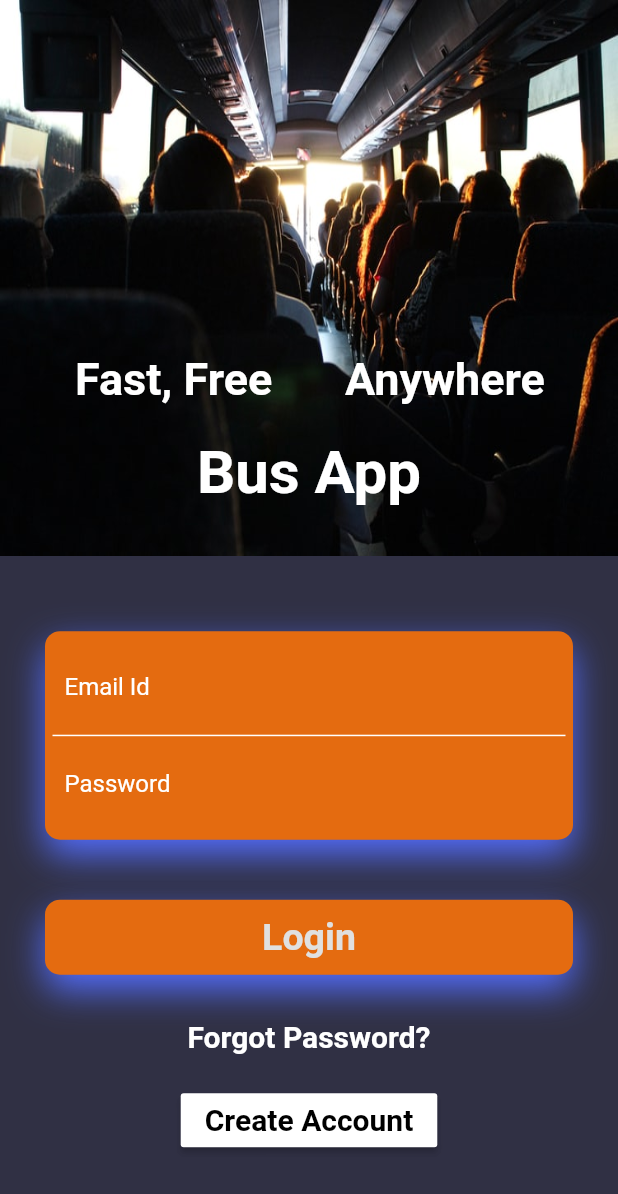
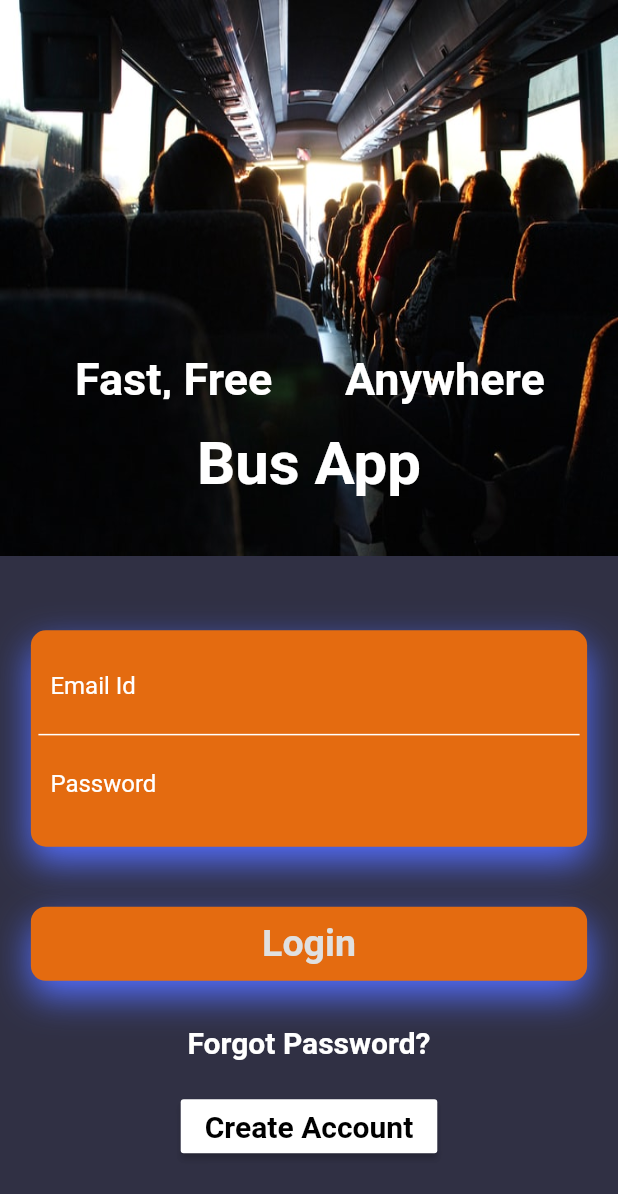
Before and after one commit to Sabir-Islam-Khan/bus_location_tracker, a Flutter app: the screen it shows after launch, on a phone screen of 412 x 824 dp. Shown: the top 1194 px of the screen. Run offline on Flutter 3.47's test engine with Material 2 defaults, Android fonts, the phone set to English and light mode, and no system bars; our stand-ins replace cloud_firestore, firebase_auth, flutter_map, flutter_spinkit, google_fonts, latlong and 4 more; missing offline and left inert: geocoder; accounts and stored records are empty.

Commit message:
Commit 1.4: All pages are now responsive

```diff
--- a/lib/Screens/login.dart
+++ b/lib/Screens/login.dart
@@ -66,9 +66,12 @@ class LoginPageState extends State<LoginPage> {
   Widget build(BuildContext context) {
 
     return loading ? Loading() : Scaffold(
+
+        // this line fix the error when keyboard pops up
+        resizeToAvoidBottomPadding: false,
         //whole pages background colour
         backgroundColor: Color.fromRGBO(26, 26, 48, .9),
-        body: SingleChildScrollView(
+        body: Container(
           // container for every other element
           child: Container(
             height: MediaQuery.of(context).size.height * 1,
@@ -87,7 +90,7 @@ class LoginPageState extends State<LoginPage> {
                       Positioned(
                         left: 50,
                         width: 180,
-                        height: 300,
+                        height: MediaQuery.of(context).size.height * 0.323,
                         child: FadeAnimation(
                             1,
                             Container(
@@ -106,7 +109,7 @@ class LoginPageState extends State<LoginPage> {
                       Positioned(
                         left: 230,
                         width: 190,
-                        height: 270,
+                        height: MediaQuery.of(context).size.height * 0.327,
                         child: FadeAnimation(
                             1.4,
                             Container(
@@ -122,10 +125,12 @@ class LoginPageState extends State<LoginPage> {
                       ),
                       // App title animation
                       Positioned(
+                        height: MediaQuery.of(context).size.height * 0.75,
+                        width: MediaQuery.of(context).size.width * 1,
                         child: FadeAnimation(
                             2.0,
                             Container(
-                              margin: EdgeInsets.only(top: 260),
+
                               child: Center(
                                 child: Text(
                                   "Bus App",
@@ -141,15 +146,21 @@ class LoginPageState extends State<LoginPage> {
                   ),
                   // End of top section
                 ),
-                Padding(
-                  padding: EdgeInsets.all(30.0),
-                  child: Column(
+                Container(
+                    width: MediaQuery.of(context).size.width * 1,
+                    height: MediaQuery.of(context).size.height * 0.55,
+
+                    child: Column(
                     // Column for User name and password
                     children: <Widget>[
-                      Padding(padding: EdgeInsets.only(top: 20.0)),
+                      Padding(padding: EdgeInsets.only(
+                        top: MediaQuery.of(context).size.height * 0.06),
+                        ),
                       FadeAnimation(
                           2.4,
                           Container(
+                            width: MediaQuery.of(context).size.width * 0.9,
+                            height: MediaQuery.of(context).size.height * 0.175,
                             padding: EdgeInsets.all(5),
                             decoration: BoxDecoration(
                                 color: Color(0xffe46b10),
@@ -198,7 +209,7 @@ class LoginPageState extends State<LoginPage> {
                                 )
                               ],
                             ),
-                          )),
+                          ),),
                       SizedBox(
                         height: 40,
                       ),
@@ -261,7 +272,9 @@ class LoginPageState extends State<LoginPage> {
                             passwordController.clear();
                           },
                           child: Container(
-                            height: 50,
+                            width: MediaQuery.of(context).size.width * 0.9,
+
+                            height: MediaQuery.of(context).size.height * 0.06,
                             decoration: BoxDecoration(
                                 borderRadius: BorderRadius.circular(10),
                                 boxShadow: [
@@ -326,7 +339,7 @@ class LoginPageState extends State<LoginPage> {
                       ),
                     ],
                   ),
-                )
+                  ),
               ],
             ),
           ),
--- a/pubspec.yaml
+++ b/pubspec.yaml
@@ -29,6 +29,8 @@ dependencies:
   shared_preferences:
   flutter_map:
   http:
+  geocoder:
+  location:
 
   # The following adds the Cupertino Icons font to your application.
   # Use with the CupertinoIcons class for iOS style icons.
```
Also changed, not shown: lib/Widgets/MapWidget.dart (+15 -12 lines), pubspec.lock.
